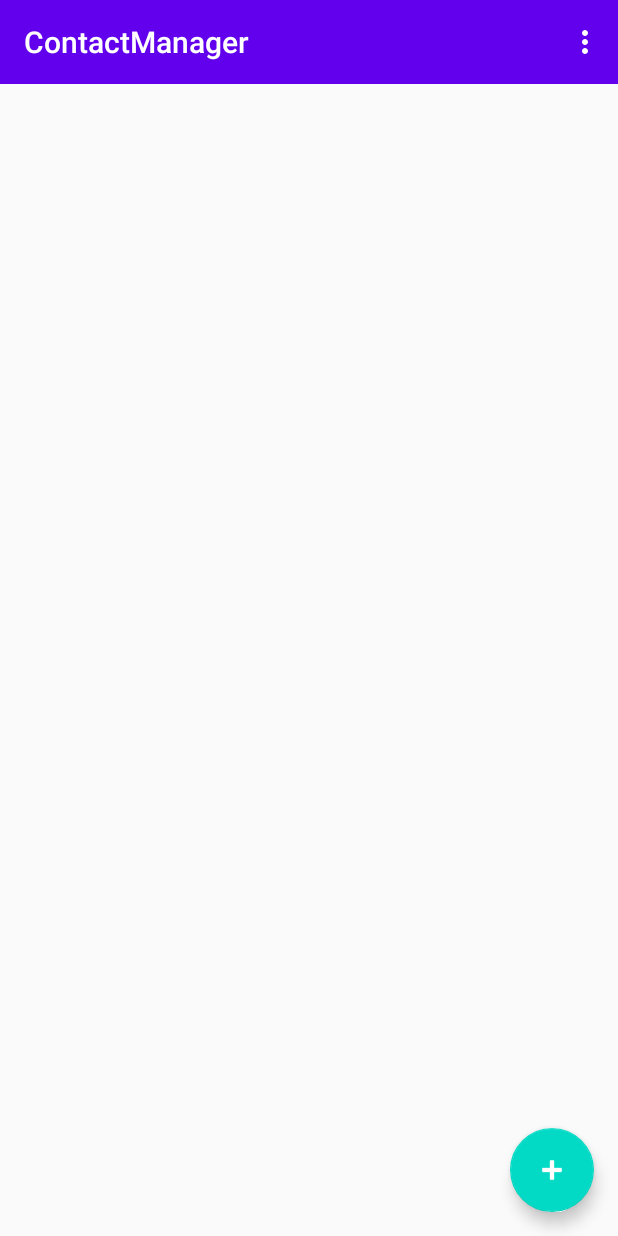
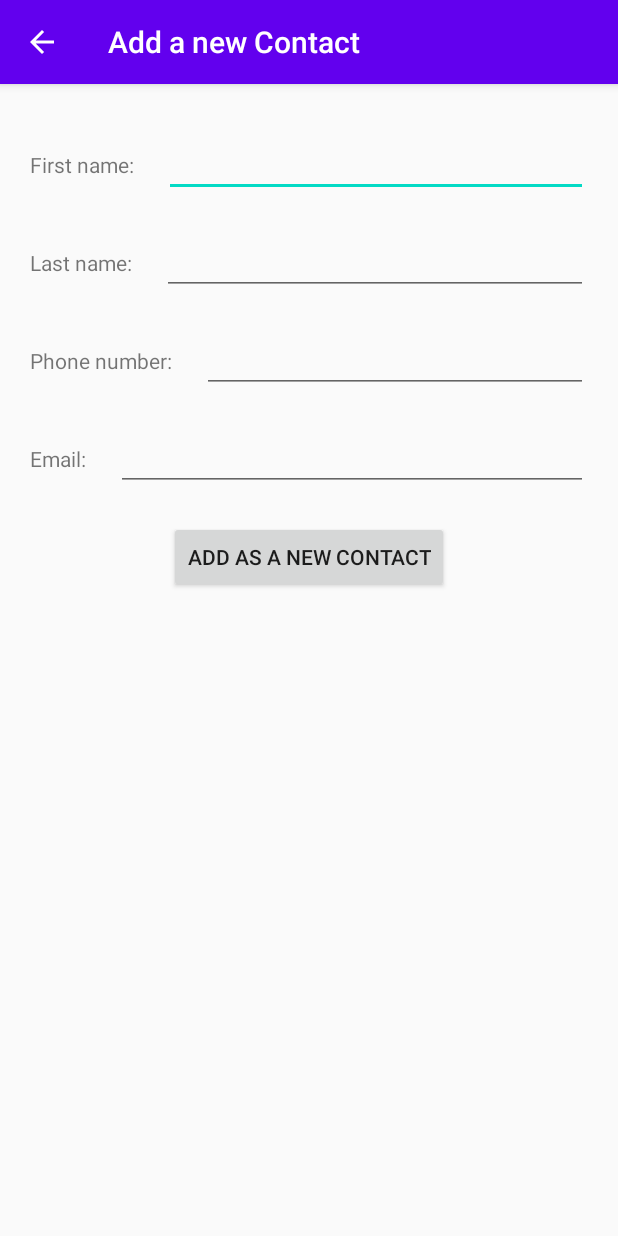
Before and after one commit to matiboux/griffith-android-contactmanager, an Android app: the screen it shows after launch (ListContacts before the commit, AddContact after it), in the options menu, after a tap on "Add contact", on a phone screen of 412 x 824 dp. Run offline under Robolectric (Android 15) with nearby library versions, the phone set to English and light mode, and no system bars.

Commit message:
Added AddContact activity

```diff
--- a/ContactManager/app/src/main/AndroidManifest.xml
+++ b/ContactManager/app/src/main/AndroidManifest.xml
@@ -9,6 +9,9 @@
         android:roundIcon="@mipmap/ic_launcher_round"
         android:supportsRtl="true"
         android:theme="@style/AppTheme">
+        <activity
+            android:name=".AddContact"
+            android:label="@string/title_activity_add_contact" />
         <activity
             android:name=".SettingsActivity"
             android:label="@string/title_activity_settings" />
--- /dev/null
+++ b/ContactManager/app/src/main/java/com/matiboux/griffith/contactmanager/AddContact.java
@@ -0,0 +1,89 @@
+package com.matiboux.griffith.contactmanager;
+
+import androidx.appcompat.app.ActionBar;
+import androidx.appcompat.app.AppCompatActivity;
+
+import android.content.ContentValues;
+import android.os.Bundle;
+import android.view.MenuItem;
+import android.view.View;
+import android.widget.Button;
+import android.widget.EditText;
+import android.widget.Toast;
+
+public class AddContact extends AppCompatActivity {
+
+    DBOpenHelper db;
+
+    EditText inputFirstname;
+    EditText inputLastname;
+    EditText inputPhone;
+    EditText inputEmail;
+    Button btnSubmit;
+
+    @Override
+    protected void onCreate(Bundle savedInstanceState) {
+        super.onCreate(savedInstanceState);
+        setContentView(R.layout.activity_add_contact);
+
+        // Action Bar attributes
+        ActionBar actionBar = getSupportActionBar();
+        if (actionBar != null) {
+            actionBar.setTitle("Add a new Contact");
+            actionBar.setDisplayHomeAsUpEnabled(true);
+        }
+
+        // Components
+        inputFirstname = findViewById(R.id.input_firstname);
+        inputLastname = findViewById(R.id.input_lastname);
+        inputPhone = findViewById(R.id.input_phone);
+        inputEmail = findViewById(R.id.input_email);
+        btnSubmit = findViewById(R.id.btn_submit);
+
+        // Database
+        db = new DBOpenHelper(this, "test.db", null, 1);
+
+        // Events
+        btnSubmit.setOnClickListener(new View.OnClickListener() {
+            @Override
+            public void onClick(View v) {
+                // Get the information to add
+                String firstname = inputFirstname.getText().toString();
+                String lastname = inputLastname.getText().toString();
+                String phone = inputPhone.getText().toString();
+                String email = inputEmail.getText().toString();
+
+                if(insertDB(lastname, firstname, phone, email))
+                {
+                    Toast.makeText(AddContact.this, "Contact added succesfully!", Toast.LENGTH_SHORT).show();
+                    setResult(RESULT_OK);
+                    finish(); // Finish
+                }
+                else {
+                    Toast.makeText(AddContact.this, "An error occurred", Toast.LENGTH_SHORT).show();
+                }
+            }
+        });
+    }
+
+    @Override
+    public boolean onOptionsItemSelected(MenuItem item) {
+        switch (item.getItemId()) {
+            // Respond to the action bar's Up/Home button
+            case android.R.id.home:
+                super.onBackPressed();
+                return true;
+        }
+        return super.onOptionsItemSelected(item);
+    }
+
+    private boolean insertDB(String lastname, String firstname, String phone, String email) {
+        ContentValues cv = new ContentValues();
+        cv.put("lastname", lastname);
+        cv.put("firstname", firstname);
+        cv.put("phone", phone);
+        cv.put("email", email);
+        return db.sdb.insert("test", null, cv) >= 0;
+    }
+
+}
--- a/ContactManager/app/src/main/java/com/matiboux/griffith/contactmanager/ListContacts.java
+++ b/ContactManager/app/src/main/java/com/matiboux/griffith/contactmanager/ListContacts.java
@@ -47,6 +47,7 @@ public class ListContacts extends AppCompatActivity {
             @Override
             public void onClick(View view) {
                 // Add contact
+                startActivityForResult(new Intent(ListContacts.this, AddContact.class), 1);
             }
         });
 
@@ -113,6 +114,7 @@ public class ListContacts extends AppCompatActivity {
         switch (id) {
             case R.id.action_add_contact:
                 // Move to Add contact Activity
+                startActivityForResult(new Intent(this, AddContact.class), 1);
                 return true;
 
             case R.id.action_settings:
@@ -127,4 +129,15 @@ public class ListContacts extends AppCompatActivity {
 
         return super.onOptionsItemSelected(item);
     }
+
+    @Override
+    protected void onActivityResult(int requestCode, int resultCode, Intent data) {
+        // Check which request we're responding to
+        if (requestCode == 1)
+            // Make sure the request was successful
+            if (resultCode == RESULT_OK)
+                reloadListContacts();
+
+        super.onActivityResult(requestCode, resultCode, data);
+    }
 }
--- /dev/null
+++ b/ContactManager/app/src/main/res/layout/activity_add_contact.xml
@@ -0,0 +1,90 @@
+<?xml version="1.0" encoding="utf-8"?>
+<LinearLayout xmlns:android="http://schemas.android.com/apk/res/android"
+    xmlns:app="http://schemas.android.com/apk/res-auto"
+    xmlns:tools="http://schemas.android.com/tools"
+    android:layout_width="match_parent"
+    android:layout_height="match_parent"
+    android:orientation="vertical"
+    android:gravity="top|center"
+    android:paddingTop="30dp"
+    tools:context=".AddContact">
+
+    <LinearLayout
+        android:layout_width="match_parent"
+        android:layout_height="wrap_content"
+        android:layout_marginBottom="20dp"
+        android:paddingHorizontal="20dp">
+
+        <TextView
+            android:layout_width="wrap_content"
+            android:layout_height="wrap_content"
+            android:layout_marginEnd="20sp"
+            android:text="@string/input_label_firstname" />
+
+        <EditText
+            android:id="@+id/input_firstname"
+            android:layout_width="match_parent"
+            android:layout_height="wrap_content" />
+    </LinearLayout>
+
+    <LinearLayout
+        android:layout_width="match_parent"
+        android:layout_height="wrap_content"
+        android:layout_marginBottom="20dp"
+        android:paddingHorizontal="20dp">
+
+        <TextView
+            android:layout_width="wrap_content"
+            android:layout_height="wrap_content"
+            android:layout_marginEnd="20sp"
+            android:text="@string/input_label_lastname" />
+
+        <EditText
+            android:id="@+id/input_lastname"
+            android:layout_width="match_parent"
+            android:layout_height="wrap_content" />
+    </LinearLayout>
+
+    <LinearLayout
+        android:layout_width="match_parent"
+        android:layout_height="wrap_content"
+        android:layout_marginBottom="20dp"
+        android:paddingHorizontal="20dp">
+
+        <TextView
+            android:layout_width="wrap_content"
+            android:layout_height="wrap_content"
+            android:layout_marginEnd="20sp"
+            android:text="@string/input_label_phone" />
+
+        <EditText
+            android:id="@+id/input_phone"
+            android:layout_width="match_parent"
+            android:layout_height="wrap_content" />
+    </LinearLayout>
+
+    <LinearLayout
+        android:layout_width="match_parent"
+        android:layout_height="wrap_content"
+        android:layout_marginBottom="20dp"
+        android:paddingHorizontal="20dp">
+
+        <TextView
+            android:layout_width="wrap_content"
+            android:layout_height="wrap_content"
+            android:layout_marginEnd="20sp"
+            android:text="@string/input_label_email" />
+
+        <EditText
+            android:id="@+id/input_email"
+            android:layout_width="match_parent"
+            android:layout_height="wrap_content" />
+    </LinearLayout>
+
+    <Button
+        android:id="@+id/btn_submit"
+        android:layout_width="wrap_content"
+        android:layout_height="wrap_content"
+        android:text="Add as a new contact" />
+
+</LinearLayout>
--- a/ContactManager/app/src/main/res/values/strings.xml
+++ b/ContactManager/app/src/main/res/values/strings.xml
@@ -19,4 +19,10 @@
     <string name="attachment_summary_on">Automatically download attachments for incoming emails
     </string>
     <string name="attachment_summary_off">Only download attachments when manually requested</string>
+    <string name="title_activity_add_contact">AddContact</string>
+    <string name="add_contact_title">Add a contact</string>
+    <string name="input_label_phone">Phone number:</string>
+    <string name="input_label_lastname">Last name:</string>
+    <string name="input_label_firstname">First name:</string>
+    <string name="input_label_email">Email:</string>
 </resources>
```
